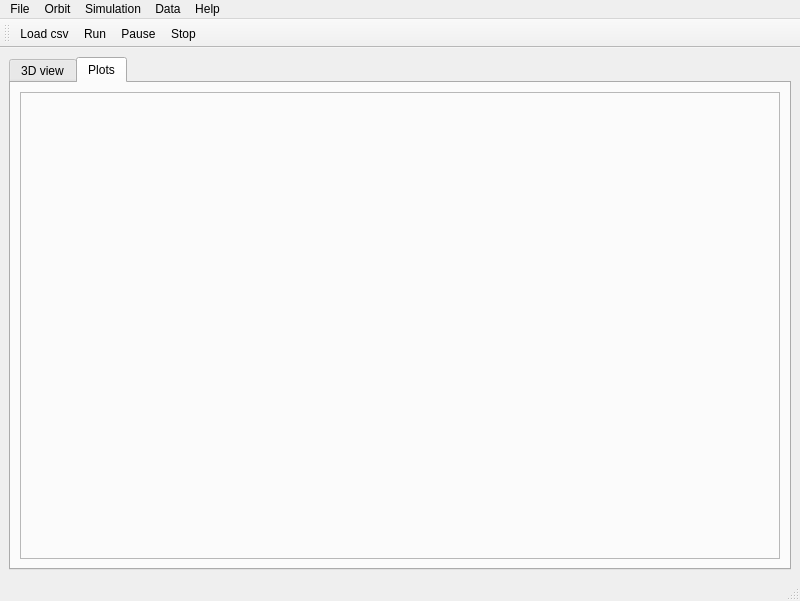
Old version of the form forms/main_screen.ui in the repository spel-uchile/SpacecraftVisualizationTools.
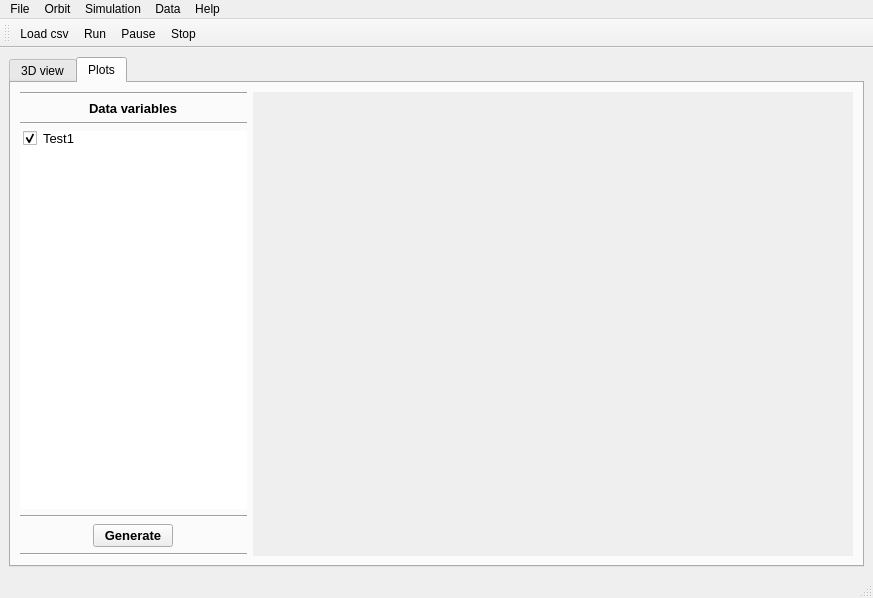
New version of the form. The open tabs and pages were chosen to show the change. Icons and pictures are not drawn.

What changed in the file:
```diff
--- a/forms/main_screen.ui
+++ b/forms/main_screen.ui
@@ -6,8 +6,8 @@
    <rect>
     <x>0</x>
     <y>0</y>
-    <width>800</width>
-    <height>601</height>
+    <width>873</width>
+    <height>598</height>
    </rect>
   </property>
   <property name="windowTitle">
@@ -97,14 +97,157 @@
        </attribute>
        <layout class="QVBoxLayout" name="verticalLayout_3">
         <item>
-         <widget class="QFrame" name="frame_4">
-          <property name="frameShape">
-           <enum>QFrame::StyledPanel</enum>
-          </property>
-          <property name="frameShadow">
-           <enum>QFrame::Raised</enum>
-          </property>
-         </widget>
+         <layout class="QHBoxLayout" name="horizontalLayout_4">
+          <item>
+           <layout class="QVBoxLayout" name="verticalLayout_7">
+            <item>
+             <widget class="Line" name="line">
+              <property name="orientation">
+               <enum>Qt::Horizontal</enum>
+              </property>
+             </widget>
+            </item>
+            <item alignment="Qt::AlignHCenter">
+             <widget class="QLabel" name="label">
+              <property name="font">
+               <font>
+                <pointsize>10</pointsize>
+                <weight>75</weight>
+                <bold>true</bold>
+                <underline>false</underline>
+                <strikeout>false</strikeout>
+               </font>
+              </property>
+              <property name="text">
+               <string>Data variables</string>
+              </property>
+             </widget>
+            </item>
+            <item>
+             <widget class="Line" name="line_2">
+              <property name="orientation">
+               <enum>Qt::Horizontal</enum>
+              </property>
+             </widget>
+            </item>
+            <item alignment="Qt::AlignLeft">
+             <widget class="QListWidget" name="listWidget">
+              <property name="enabled">
+               <bool>true</bool>
+              </property>
+              <property name="minimumSize">
+               <size>
+                <width>200</width>
+                <height>0</height>
+               </size>
+              </property>
+              <property name="maximumSize">
+               <size>
+                <width>300</width>
+                <height>400</height>
+               </size>
+              </property>
+              <property name="font">
+               <font>
+                <pointsize>10</pointsize>
+               </font>
+              </property>
+              <property name="frameShape">
+               <enum>QFrame::NoFrame</enum>
+              </property>
+              <property name="frameShadow">
+               <enum>QFrame::Plain</enum>
+              </property>
+              <property name="selectionMode">
+               <enum>QAbstractItemView::MultiSelection</enum>
+              </property>
+              <property name="selectionBehavior">
+               <enum>QAbstractItemView::SelectItems</enum>
+              </property>
+              <property name="resizeMode">
+               <enum>QListView::Adjust</enum>
+              </property>
+              <property name="sortingEnabled">
+               <bool>false</bool>
+              </property>
+              <item>
+               <property name="text">
+                <string>Test1</string>
+               </property>
+               <property name="checkState">
+                <enum>Checked</enum>
+               </property>
+              </item>
+             </widget>
+            </item>
+            <item>
+             <widget class="Line" name="line_3">
+              <property name="orientation">
+               <enum>Qt::Horizontal</enum>
+              </property>
+             </widget>
+            </item>
+            <item alignment="Qt::AlignHCenter|Qt::AlignVCenter">
+             <widget class="QPushButton" name="PlotSelectedData">
+              <property name="sizePolicy">
+               <sizepolicy hsizetype="Minimum" vsizetype="Fixed">
+                <horstretch>0</horstretch>
+                <verstretch>0</verstretch>
+               </sizepolicy>
+              </property>
+              <property name="maximumSize">
+               <size>
+                <width>150</width>
+                <height>16777215</height>
+               </size>
+              </property>
+              <property name="font">
+               <font>
+                <pointsize>10</pointsize>
+                <weight>75</weight>
+                <bold>true</bold>
+               </font>
+              </property>
+              <property name="tabletTracking">
+               <bool>false</bool>
+              </property>
+              <property name="layoutDirection">
+               <enum>Qt::LeftToRight</enum>
+              </property>
+              <property name="text">
+               <string>Generate</string>
+              </property>
+              <property name="default">
+               <bool>false</bool>
+              </property>
+              <property name="flat">
+               <bool>false</bool>
+              </property>
+             </widget>
+            </item>
+            <item>
+             <widget class="Line" name="line_5">
+              <property name="orientation">
+               <enum>Qt::Horizontal</enum>
+              </property>
+             </widget>
+            </item>
+           </layout>
+          </item>
+          <item>
+           <widget class="QWidget" name="PlotWidget" native="true">
+            <property name="minimumSize">
+             <size>
+              <width>600</width>
+              <height>450</height>
+             </size>
+            </property>
+            <property name="autoFillBackground">
+             <bool>true</bool>
+            </property>
+           </widget>
+          </item>
+         </layout>
         </item>
        </layout>
       </widget>
@@ -117,8 +260,8 @@
     <rect>
      <x>0</x>
      <y>0</y>
-     <width>800</width>
-     <height>35</height>
+     <width>873</width>
+     <height>21</height>
     </rect>
    </property>
    <widget class="QMenu" name="menuFile">
```
Left out of the diff: 25 changed lines with no effect on the pictures.
